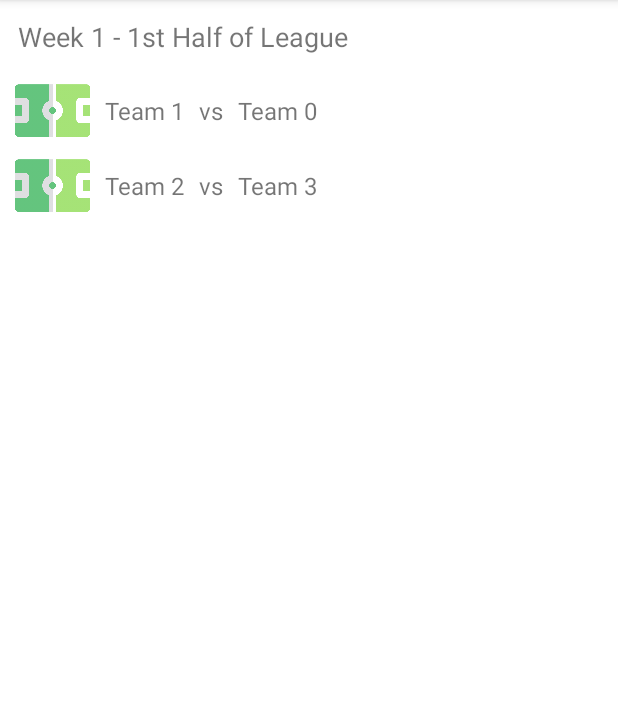
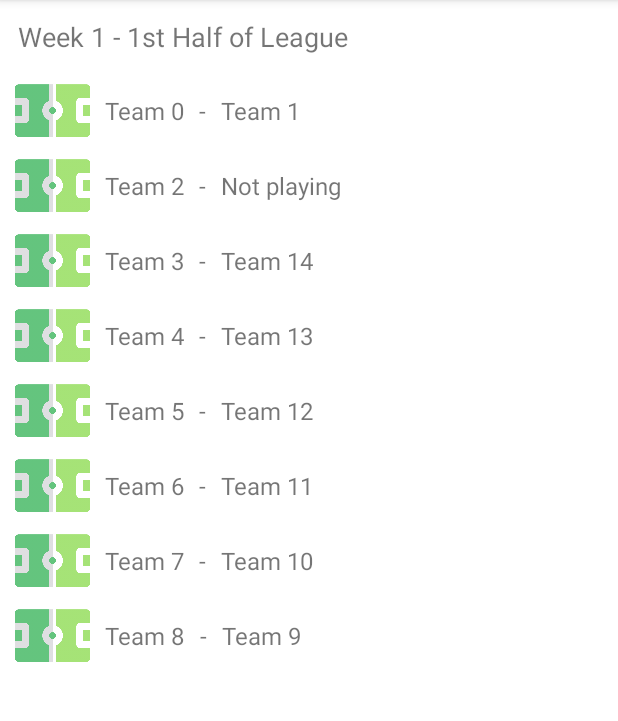
Before and after one commit to canyetismis/202105-HuaweiCaseStudy, an Android app: the FixtureActivity screen opened directly, with no data from a screen before it, on a phone screen of 412 x 824 dp, the part 84-805 px from its top. Run offline under Robolectric (Android 15) with nearby library versions, the phone set to English and light mode, and no system bars.

Commit message:
Cosmetic changes to fixture algorithm

```diff
--- a/app/src/main/java/com/canyetismis/football_app/repository/TeamRepository.java
+++ b/app/src/main/java/com/canyetismis/football_app/repository/TeamRepository.java
@@ -30,7 +30,7 @@ public class TeamRepository {
     }
 
     private static void setTeams(){
-        for(int i=0; i<4; i++){
+        for(int i=0; i<15; i++){
             dataSet.add(new Team("Team "+ i));
         }
     }
@@ -42,38 +42,45 @@ public class TeamRepository {
         return data;
     }
 
+    private final String notPlaying = "Not playing";
+
     private List<FixtureWeeks> generateFixture(List<Team> teams){
         List<Team> team_list = new ArrayList<>(teams);
         List<FixtureWeeks> fixtures = new ArrayList<>();
 
         if (team_list.size() % 2 != 0) {
-            team_list.add(new Team("Bye")); // If odd number of teams add a dummy Team
+            team_list.add(new Team(notPlaying)); // If odd number of teams add a dummy team
         }
 
-        int numWeeks = (team_list.size()-1); // Weeks needed to complete a single Half League
+        int numWeeks = (team_list.size()-1); // Weeks needed to complete one half of league
         int halfSize = team_list.size() / 2;
 
         List<Team> rotating_teams = new ArrayList<>(team_list);
         rotating_teams.remove(0);
 
         int size = rotating_teams.size();
+        String firstTeam= team_list.get(0).getTeamName();
 
         for(int week = 0; week<numWeeks; week++){
             List<Match> matches = new ArrayList<>();
 
             int team_idx = week % size;
 
-            matches.add(new Match(
-                    rotating_teams.get(team_idx).getTeamName(),
-                    team_list.get(0).getTeamName()
-            ));
+            String team = rotating_teams.get(team_idx).getTeamName();
+            matches.add(new Match(firstTeam, team));
+
             for (int i = 1; i<halfSize; i++){
-                int firstTeam = (week + i) % size;
-                int secondTeam = (week + size - i) % size;
-                matches.add( new Match(
-                        rotating_teams.get(firstTeam).getTeamName(),
-                        rotating_teams.get(secondTeam).getTeamName())
-                );
+                int idx1 = (week + i) % size;
+                int idx2 = (week + size - i) % size;
+
+                String team1 = rotating_teams.get(idx1).getTeamName();
+                String team2 = rotating_teams.get(idx2).getTeamName();
+
+                if(team1 == notPlaying){
+                    matches.add(new Match(team2,team1));
+                } else {
+                    matches.add(new Match(team1,team2));
+                }
             }
 
             fixtures.add(new FixtureWeeks(matches, "Week " + (week+1) + " - 1st Half of League"));
@@ -88,7 +95,13 @@ public class TeamRepository {
             List<Match> temp = new ArrayList<>(league1.get(week).getList());
             List<Match> matches = new ArrayList<>();
             for (int i=0;i< temp.size(); i++){
-                matches.add(new Match(temp.get(i).getTeam2Name(),temp.get(i).getTeam1Name()));
+                String team2 = temp.get(i).getTeam2Name();
+                String team1 = temp.get(i).getTeam1Name();
+                if(team2 == notPlaying){
+                    matches.add(new Match(team1,team2));
+                } else {
+                    matches.add(new Match(team2,team1));
+                }
             }
             league2.add(new FixtureWeeks(matches, "Week " + (week+1) + " - 2nd Half of League"));
         }
--- a/app/src/main/res/layout/layout_listitem_match.xml
+++ b/app/src/main/res/layout/layout_listitem_match.xml
@@ -28,7 +28,7 @@
         android:layout_marginStart="10dp"
         android:layout_toEndOf="@+id/team_1"
         android:layout_centerVertical="true"
-        android:text="vs"
+        android:text="-"
         android:textSize="16sp"
         android:id="@+id/vs"/>
 
```
